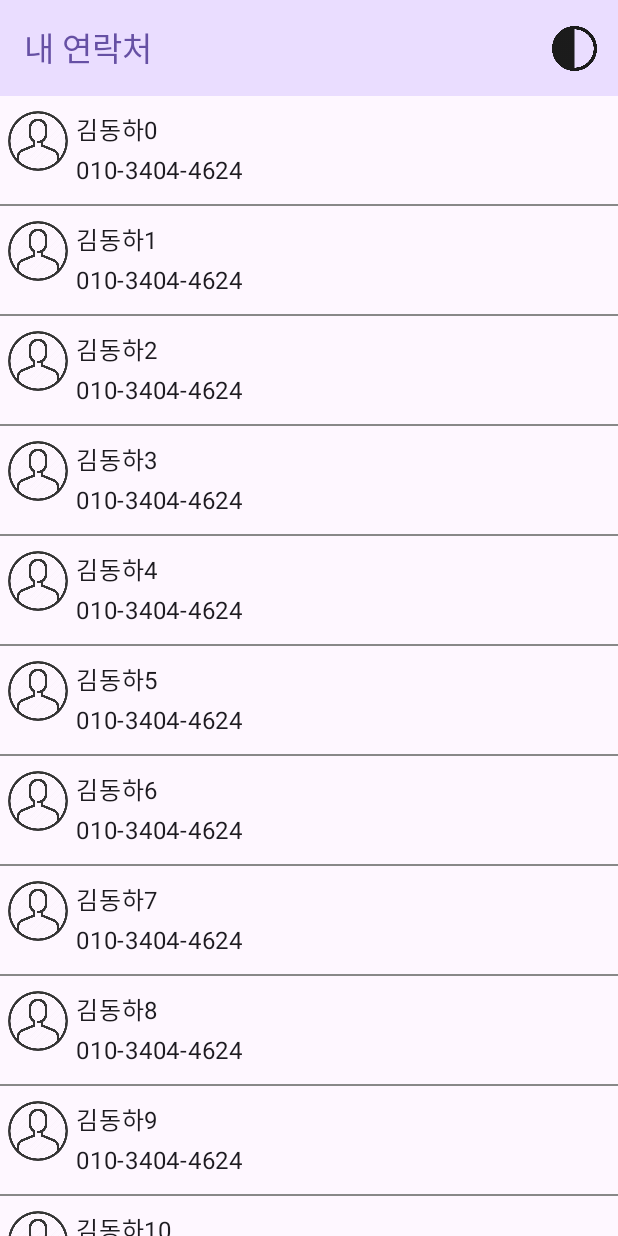
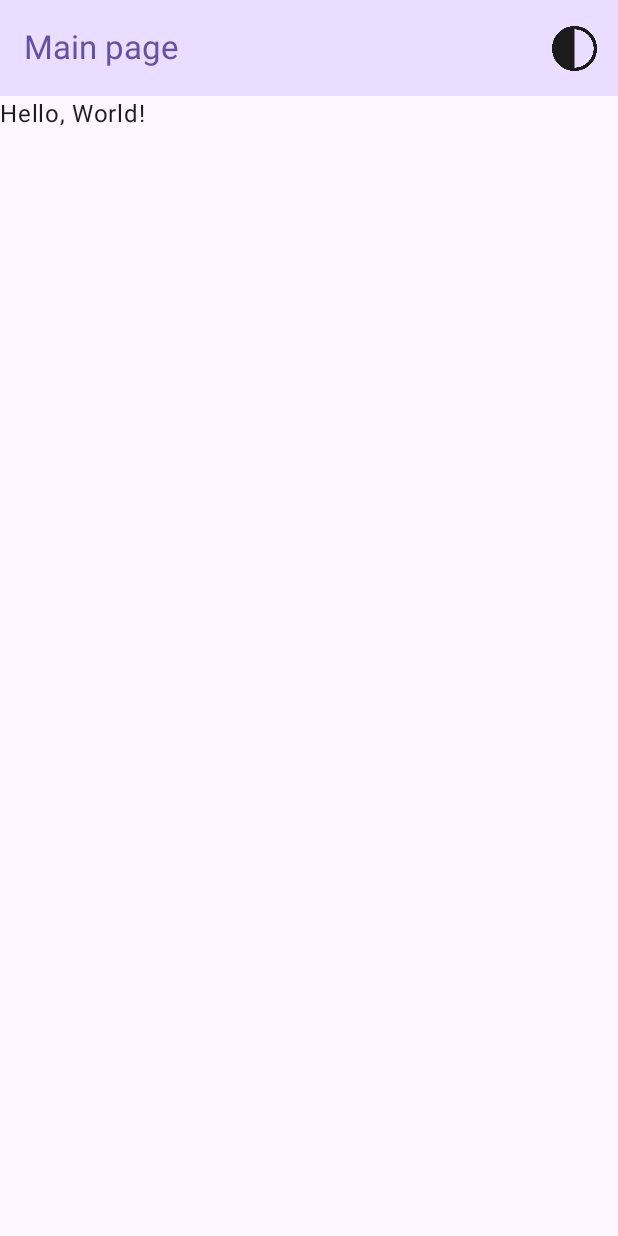
Before and after one commit to madcamp12/madcamp-week1, an Android app built with Jetpack Compose: the screen it shows after launch (MainActivity), on a phone screen of 412 x 824 dp. Run offline under Robolectric (Android 15) with nearby library versions, the phone set to English and light mode, and no system bars.

Commit message:
[Feat] contact, default layout

```diff
--- a/app/src/main/AndroidManifest.xml
+++ b/app/src/main/AndroidManifest.xml
@@ -22,8 +22,7 @@
                 <category android:name="android.intent.category.LAUNCHER" />
             </intent-filter>
         </activity>
-        <activity android:name=".ContactInfo"/>
-        <activity android:name=".TopBar" />
+        <activity android:name=".ContactInfoActivity"/>
     </application>
 
 </manifest>
--- a/app/src/main/java/com/example/week1/ContactInfo.kt
+++ b/app/src/main/java/com/example/week1/ContactInfoActivity.kt
@@ -5,7 +5,7 @@ import androidx.activity.ComponentActivity
 import androidx.activity.compose.setContent
 import androidx.compose.material3.*
 
-class ContactInfo : ComponentActivity() {
+class ContactInfoActivity : ComponentActivity() {
     override fun onCreate(savedInstanceState: Bundle?) {
         super.onCreate(savedInstanceState)
 
--- a/app/src/main/java/com/example/week1/DefaultLayout.kt
+++ b/app/src/main/java/com/example/week1/DefaultLayout.kt
@@ -14,16 +14,47 @@ import androidx.compose.material3.Surface
 import androidx.compose.material3.Text
 import androidx.compose.material3.TopAppBar
 import androidx.compose.material3.TopAppBarDefaults
+import androidx.compose.material3.darkColorScheme
+import androidx.compose.material3.lightColorScheme
 import androidx.compose.runtime.Composable
 import androidx.compose.runtime.getValue
 import androidx.compose.runtime.mutableStateOf
 import androidx.compose.runtime.remember
 import androidx.compose.runtime.setValue
 import androidx.compose.ui.Modifier
+import androidx.compose.ui.graphics.Color
 import androidx.compose.ui.res.painterResource
 import androidx.compose.ui.unit.dp
-import com.example.week1.ui.theme.DarkColorScheme
-import com.example.week1.ui.theme.LightColorScheme
+
+private val Purple80 = Color(0xFFD0BCFF)
+private val PurpleGrey80 = Color(0xFFCCC2DC)
+private val Pink80 = Color(0xFFEFB8C8)
+
+private val Purple40 = Color(0xFF6650a4)
+private val PurpleGrey40 = Color(0xFF625b71)
+private val Pink40 = Color(0xFF7D5260)
+
+private val DarkColorScheme = darkColorScheme(
+    primary = Purple80,
+    secondary = PurpleGrey80,
+    tertiary = Pink80
+)
+
+private val LightColorScheme = lightColorScheme(
+    primary = Purple40,
+    secondary = PurpleGrey40,
+    tertiary = Pink40
+
+    /* Other default colors to override
+    background = Color(0xFFFFFBFE),
+    surface = Color(0xFFFFFBFE),
+    onPrimary = Color.White,
+    onSecondary = Color.White,
+    onTertiary = Color.White,
+    onBackground = Color(0xFF1C1B1F),
+    onSurface = Color(0xFF1C1B1F),
+    */
+)
 
 @OptIn(ExperimentalMaterial3Api::class)
 @Composable
--- a/app/src/main/java/com/example/week1/MainActivity.kt
+++ b/app/src/main/java/com/example/week1/MainActivity.kt
@@ -1,132 +1,21 @@
 package com.example.week1
 
-import android.content.Intent
-import android.net.Uri
+
 import android.os.Bundle
 import androidx.activity.ComponentActivity
 import androidx.activity.compose.setContent
-import androidx.annotation.DrawableRes
-import androidx.compose.foundation.Image
-import androidx.compose.foundation.clickable
-import androidx.compose.foundation.layout.Arrangement
-import androidx.compose.foundation.layout.Column
-import androidx.compose.foundation.layout.Row
-import androidx.compose.foundation.layout.Spacer
-import androidx.compose.foundation.layout.fillMaxWidth
-import androidx.compose.foundation.layout.height
-import androidx.compose.foundation.layout.padding
-import androidx.compose.foundation.layout.size
-import androidx.compose.foundation.layout.width
-import androidx.compose.foundation.lazy.LazyColumn
-import androidx.compose.foundation.shape.CircleShape
-import androidx.compose.material3.Button
-import androidx.compose.material3.Divider
-import androidx.compose.material3.MaterialTheme
 import androidx.compose.material3.Text
-import androidx.compose.runtime.Composable
-import androidx.compose.runtime.mutableStateOf
-import androidx.compose.runtime.remember
-import androidx.compose.runtime.setValue
-import androidx.compose.runtime.getValue
-import androidx.compose.ui.Modifier
-import androidx.compose.ui.draw.clip
-import androidx.compose.ui.graphics.Color
-import androidx.compose.ui.platform.LocalContext
-import androidx.compose.ui.res.painterResource
-import androidx.compose.ui.unit.dp
-import com.example.week1.ui.theme.DarkColorScheme
-import com.example.week1.ui.theme.LightColorScheme
-import com.example.week1.default_layout
+
 
 
 class MainActivity : ComponentActivity() {
     override fun onCreate(savedInstanceState: Bundle?) {
         super.onCreate(savedInstanceState)
 
-        var darkMode:Boolean = false
-
         setContent {
-            default_layout(title = "내 연락처") {
-                LazyColumn{
-                    items (100) { idx: Int ->
-                        contact_card(contact = Contact(img = R.drawable.person, name = "김동하$idx", digit = "010-3404-4624"))
-                    }
-                }
+            default_layout(title = "Main page") {
+                Text(text = "Hello, World!")
             }
         }
     }
 }
-
-data class Contact(@DrawableRes val img : Int, val name: String, val digit: String)
-
-@Composable
-fun contact_card(contact: Contact){
-    var isExpanded by remember { mutableStateOf(false) }
-    val context = LocalContext.current
-
-    Column{
-        Spacer(modifier = Modifier.height(10.dp))
-
-        Row(modifier = Modifier
-            .fillMaxWidth()
-            .clickable { isExpanded = !isExpanded }) {
-            Spacer(modifier = Modifier.width(5.dp))
-
-            Image(
-                painter = painterResource(id = contact.img),
-                contentDescription = "test",
-                modifier = Modifier
-                    .size(40.dp)
-                    .clip(CircleShape)
-            )
-
-            Spacer(modifier = Modifier.width(5.dp))
-
-            Column {
-                Text(text = contact.name)
-                Spacer(modifier = Modifier.height(4.dp))
-                Text(text = contact.digit)
-            }
-        }
-        if(isExpanded){
-            Row(modifier = Modifier
-                .fillMaxWidth()
-                .padding(start = 4.dp, end = 4.dp, top = 4.dp)
-                , horizontalArrangement = Arrangement.SpaceBetween ){
-
-                Button(onClick = {
-                    val intent = Intent(Intent.ACTION_DIAL, Uri.parse("tel:${contact.digit}"))
-                    context.startActivity(intent)
-                }) {
-                    Image(painter = painterResource(id = R.drawable.call), contentDescription = "call"
-                        , modifier = Modifier
-                            .width(30.dp)
-                            .height(30.dp))
-                }
-
-                Button(onClick = {
-                    val intent = Intent(Intent.ACTION_SENDTO).apply { data = Uri.parse("smsto:${contact.digit}") }
-                    context.startActivity(intent)
-                }) {
-                    Image(painter = painterResource(id = R.drawable.message), contentDescription = "message"
-                        , modifier = Modifier
-                            .width(30.dp)
-                            .height(30.dp))
-                }
-
-                Button(onClick = {
-                    val intent = Intent(context, ContactInfo::class.java)
-                    context.startActivity(intent)
-                }){
-                    Image(painter = painterResource(id = R.drawable.info), contentDescription = "info"
-                        , modifier = Modifier
-                            .width(30.dp)
-                            .height(30.dp))
-                }
-            }
-        }
-
-        Spacer(modifier = Modifier.height(10.dp))
-        Divider(color = Color.Gray, modifier = Modifier.fillMaxWidth().height(1.dp))
-    }
-}
--- a/app/src/main/java/com/example/week1/ui/theme/Theme.kt
+++ b/app/src/main/java/com/example/week1/ui/theme/Theme.kt
@@ -15,13 +15,13 @@ import androidx.compose.ui.platform.LocalContext
 import androidx.compose.ui.platform.LocalView
 import androidx.core.view.WindowCompat
 
-val DarkColorScheme = darkColorScheme(
+private val DarkColorScheme = darkColorScheme(
     primary = Purple80,
     secondary = PurpleGrey80,
     tertiary = Pink80
 )
 
-val LightColorScheme = lightColorScheme(
+private val LightColorScheme = lightColorScheme(
     primary = Purple40,
     secondary = PurpleGrey40,
     tertiary = Pink40
```
Also changed, not shown: app/src/main/java/com/example/week1/ContactActivity.kt (added, +128 -0 lines), app/src/main/java/com/example/week1/TopBar.kt (deleted, +0 -52 lines), app/src/main/java/com/example/week1/components/Contact.kt (deleted, +0 -20 lines).
